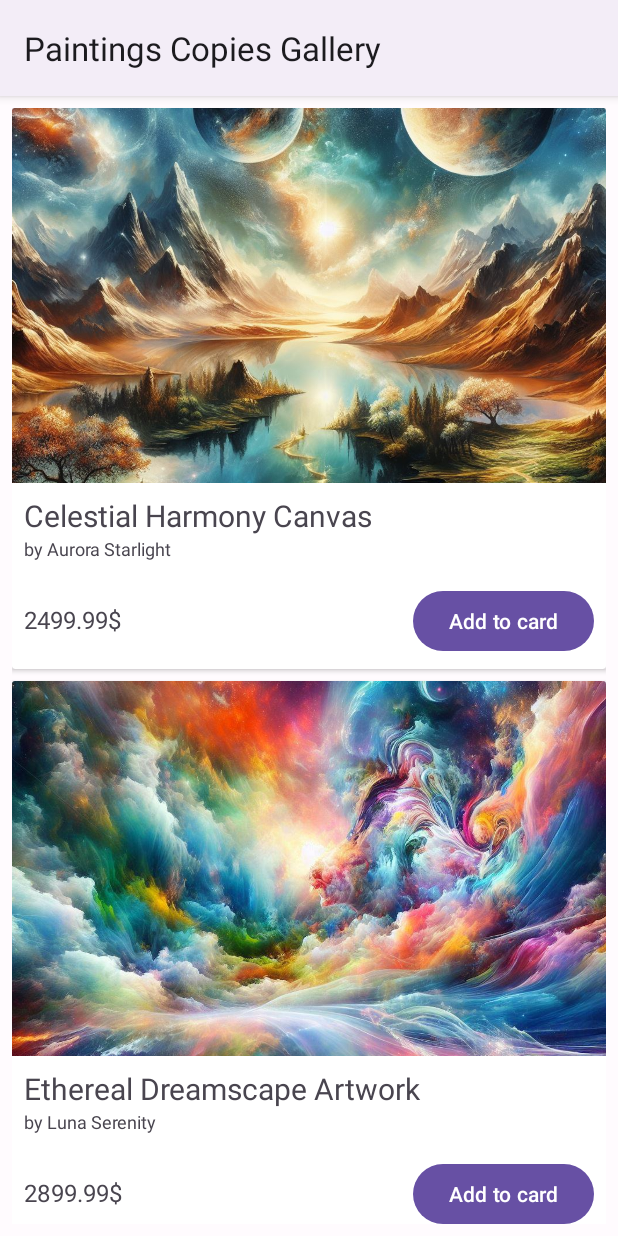
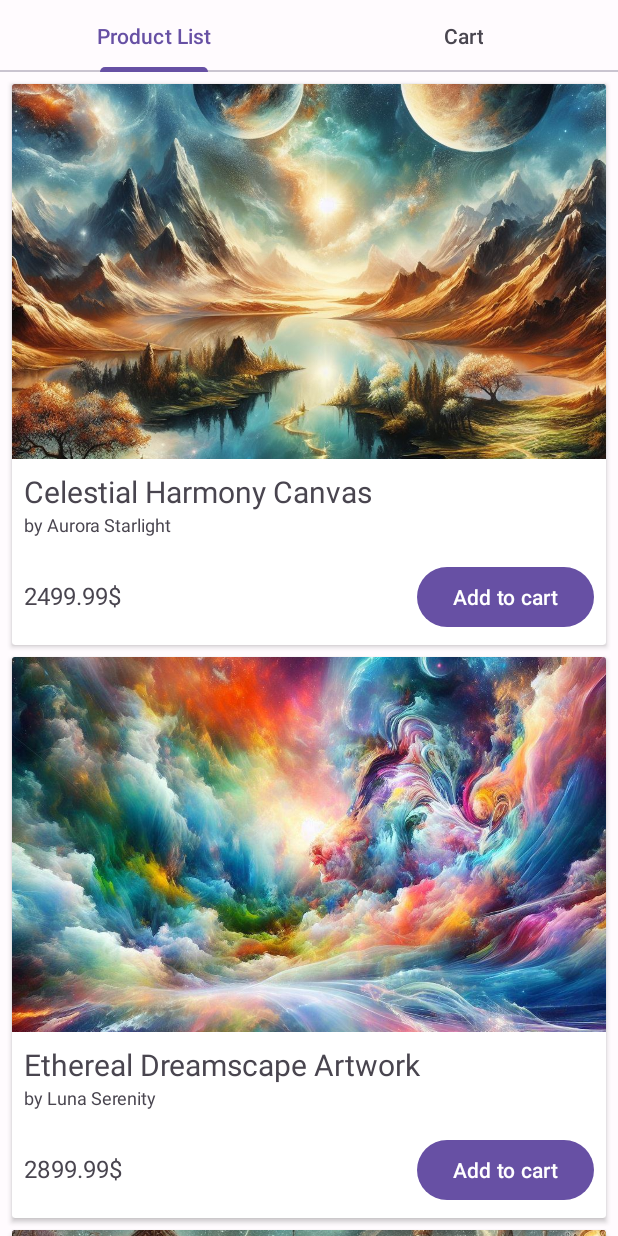
Before and after one commit to ushka1/android, an Android app: the screen it shows after launch (ProductListActivity before the commit, MainActivity after it), on a phone screen of 412 x 824 dp. Run offline under Robolectric (Android 15) with nearby library versions, the phone set to English and light mode, and no system bars.

Commit message:
add list/cart tabs

```diff
--- a/exercise5-shopping/Shopping/app/src/main/AndroidManifest.xml
+++ b/exercise5-shopping/Shopping/app/src/main/AndroidManifest.xml
@@ -13,7 +13,7 @@
         android:theme="@style/Theme.Shopping"
         tools:targetApi="31">
         <activity
-            android:name=".ProductListActivity"
+            android:name=".MainActivity"
             android:exported="true">
             <intent-filter>
                 <action android:name="android.intent.action.MAIN" />
--- /dev/null
+++ b/exercise5-shopping/Shopping/app/src/main/java/com/example/shopping/MainActivity.kt
@@ -0,0 +1,22 @@
+package com.example.shopping
+
+import android.os.Bundle
+import androidx.appcompat.app.AppCompatActivity
+import androidx.viewpager.widget.ViewPager
+import com.google.android.material.tabs.TabLayout
+
+class MainActivity : AppCompatActivity() {
+    override fun onCreate(savedInstanceState: Bundle?) {
+        super.onCreate(savedInstanceState)
+        setContentView(R.layout.activity_main)
+
+        val viewPager: ViewPager = findViewById(R.id.main_view_pager)
+        val tabLayout: TabLayout = findViewById(R.id.main_tab_layout)
+
+        val adapter = MainPagerAdapter(supportFragmentManager)
+        viewPager.adapter = adapter
+
+        tabLayout.setupWithViewPager(viewPager)
+    }
+
+}
--- /dev/null
+++ b/exercise5-shopping/Shopping/app/src/main/java/com/example/shopping/MainPagerAdapter.kt
@@ -0,0 +1,31 @@
+package com.example.shopping
+
+import androidx.fragment.app.Fragment
+import androidx.fragment.app.FragmentManager
+import androidx.fragment.app.FragmentPagerAdapter
+import com.example.shopping.cart.CartFragment
+import com.example.shopping.product.ProductListFragment
+
+class MainPagerAdapter(fragmentManager: FragmentManager) : FragmentPagerAdapter(fragmentManager) {
+
+    override fun getItem(position: Int): Fragment {
+        return when (position) {
+            0 -> ProductListFragment()
+            1 -> CartFragment()
+            else -> throw IllegalArgumentException("Invalid position: $position")
+        }
+    }
+
+    override fun getCount(): Int {
+        return 2
+    }
+
+    override fun getPageTitle(position: Int): CharSequence? {
+        return when (position) {
+            0 -> "Product List"
+            1 -> "Cart"
+            else -> null
+        }
+    }
+
+}
--- a/exercise5-shopping/Shopping/app/src/main/java/com/example/shopping/ProductDetailsActivity.kt
+++ b/exercise5-shopping/Shopping/app/src/main/java/com/example/shopping/ProductDetailsActivity.kt
@@ -2,7 +2,7 @@ package com.example.shopping
 
 import android.os.Bundle
 import androidx.appcompat.app.AppCompatActivity
-import com.example.shopping.productdetails.ProductDetailsFragment
+import com.example.shopping.product.ProductDetailsFragment
 
 class ProductDetailsActivity : AppCompatActivity() {
 
@@ -10,7 +10,7 @@ class ProductDetailsActivity : AppCompatActivity() {
         super.onCreate(savedInstanceState)
         setContentView(R.layout.activity_product_details)
 
-        title = "Painting Details"
+        title = "Product Details"
 
         val productId = intent.getStringExtra("productId")
         if (productId != null) {
--- a/exercise5-shopping/Shopping/app/src/main/java/com/example/shopping/ProductListActivity.kt
+++ /dev/null
@@ -1,37 +0,0 @@
-package com.example.shopping
-
-import android.os.Bundle
-import androidx.appcompat.app.AppCompatActivity
-import androidx.core.content.ContextCompat
-import androidx.recyclerview.widget.DividerItemDecoration
-import androidx.recyclerview.widget.LinearLayoutManager
-import androidx.recyclerview.widget.RecyclerView
-import com.example.shopping.product.ProductAdapter
-import com.example.shopping.product.ProductRepository
-
-class ProductListActivity : AppCompatActivity() {
-    override fun onCreate(savedInstanceState: Bundle?) {
-        super.onCreate(savedInstanceState)
-        setContentView(R.layout.activity_product_list)
-
-        title = "Paintings Copies Gallery"
-
-        val productRecyclerView = findViewById<RecyclerView>(R.id.product_recycler_view)
-        val productLayoutManger = LinearLayoutManager(this)
-        productRecyclerView.layoutManager = productLayoutManger
-
-        val productList = ProductRepository.getInstance().getAllProducts()
-        val adapter = ProductAdapter(productList)
-        productRecyclerView.adapter = adapter
-
-        val dividerDrawable = ContextCompat.getDrawable(this, R.drawable.line_divider)
-        val dividerItemDecoration = DividerItemDecoration(
-            productRecyclerView.context,
-            productLayoutManger.orientation
-        )
-        if (dividerDrawable != null) {
-            dividerItemDecoration.setDrawable(dividerDrawable)
-        }
-        productRecyclerView.addItemDecoration(dividerItemDecoration)
-    }
-}
--- /dev/null
+++ b/exercise5-shopping/Shopping/app/src/main/java/com/example/shopping/cart/CartAdapter.java
@@ -0,0 +1,5 @@
+package com.example.shopping.cart;
+
+public class CartAdapter {
+
+}
--- /dev/null
+++ b/exercise5-shopping/Shopping/app/src/main/java/com/example/shopping/cart/CartFragment.kt
@@ -0,0 +1,19 @@
+package com.example.shopping.cart
+
+import android.os.Bundle
+import android.view.LayoutInflater
+import android.view.View
+import android.view.ViewGroup
+import androidx.fragment.app.Fragment
+import com.example.shopping.R
+
+class CartFragment : Fragment() {
+
+    override fun onCreateView(
+        inflater: LayoutInflater, container: ViewGroup?,
+        savedInstanceState: Bundle?
+    ): View? {
+        return inflater.inflate(R.layout.fragment_cart, container, false)
+    }
+
+}
--- a/exercise5-shopping/Shopping/app/src/main/java/com/example/shopping/productdetails/ProductDetailsFragment.kt
+++ b/exercise5-shopping/Shopping/app/src/main/java/com/example/shopping/product/ProductDetailsFragment.kt
@@ -1,4 +1,4 @@
-package com.example.shopping.productdetails
+package com.example.shopping.product
 
 import android.os.Bundle
 import android.view.LayoutInflater
@@ -10,7 +10,6 @@ import android.widget.TextView
 import androidx.core.content.ContextCompat
 import androidx.fragment.app.Fragment
 import com.example.shopping.R
-import com.example.shopping.product.ProductRepository
 
 class ProductDetailsFragment : Fragment() {
 
--- /dev/null
+++ b/exercise5-shopping/Shopping/app/src/main/java/com/example/shopping/product/ProductListFragment.kt
@@ -0,0 +1,42 @@
+package com.example.shopping.product
+
+import android.os.Bundle
+import android.view.LayoutInflater
+import android.view.View
+import android.view.ViewGroup
+import androidx.fragment.app.Fragment
+import androidx.recyclerview.widget.LinearLayoutManager
+import androidx.recyclerview.widget.RecyclerView
+import com.example.shopping.R
+
+class ProductListFragment : Fragment() {
+
+    override fun onCreateView(
+        inflater: LayoutInflater,
+        container: ViewGroup?,
+        savedInstanceState: Bundle?
+    ): View? {
+        val view = inflater.inflate(R.layout.fragment_product_list, container, false)
+
+        val productRecyclerView = view.findViewById<RecyclerView>(R.id.product_recycler_view)
+        val productLayoutManger = LinearLayoutManager(context)
+        productRecyclerView.layoutManager = productLayoutManger
+
+        val productList = ProductRepository.getInstance().getAllProducts()
+        val adapter = ProductAdapter(productList)
+        productRecyclerView.adapter = adapter
+
+//        val dividerDrawable = ContextCompat.getDrawable(view.context, R.drawable.line_divider)
+//        val dividerItemDecoration = DividerItemDecoration(
+//            productRecyclerView.context,
+//            productLayoutManger.orientation
+//        )
+//        if (dividerDrawable != null) {
+//            dividerItemDecoration.setDrawable(dividerDrawable)
+//        }
+//        productRecyclerView.addItemDecoration(dividerItemDecoration, -1)
+
+        return view
+    }
+
+}
--- /dev/null
+++ b/exercise5-shopping/Shopping/app/src/main/res/layout/activity_main.xml
@@ -0,0 +1,20 @@
+<?xml version="1.0" encoding="utf-8"?>
+<LinearLayout xmlns:android="http://schemas.android.com/apk/res/android"
+    xmlns:tools="http://schemas.android.com/tools"
+    android:layout_width="match_parent"
+    android:layout_height="match_parent"
+    android:orientation="vertical"
+    tools:context=".MainActivity">
+
+    <com.google.android.material.tabs.TabLayout
+        android:id="@+id/main_tab_layout"
+        android:layout_width="match_parent"
+        android:layout_height="wrap_content" />
+
+    <androidx.viewpager.widget.ViewPager
+        android:id="@+id/main_view_pager"
+        android:layout_width="match_parent"
+        android:layout_height="0dp"
+        android:layout_weight="1" />
+
+</LinearLayout>
--- a/exercise5-shopping/Shopping/app/src/main/res/layout/fragment_product_details.xml
+++ b/exercise5-shopping/Shopping/app/src/main/res/layout/fragment_product_details.xml
@@ -70,7 +70,7 @@
                     android:layout_width="0dp"
                     android:layout_height="wrap_content"
                     android:layout_weight="1"
-                    android:text="Add to card" />
+                    android:text="Add to cart" />
 
             </LinearLayout>
 
--- a/exercise5-shopping/Shopping/app/src/main/res/layout/activity_product_list.xml
+++ b/exercise5-shopping/Shopping/app/src/main/res/layout/fragment_product_list.xml
@@ -1,16 +1,13 @@
 <?xml version="1.0" encoding="utf-8"?>
-<LinearLayout xmlns:android="http://schemas.android.com/apk/res/android"
+<RelativeLayout xmlns:android="http://schemas.android.com/apk/res/android"
     xmlns:tools="http://schemas.android.com/tools"
     android:layout_width="match_parent"
-    android:layout_height="match_parent"
-    android:orientation="vertical"
-    tools:context=".ProductListActivity">
+    android:layout_height="match_parent">
 
     <androidx.recyclerview.widget.RecyclerView
         android:id="@+id/product_recycler_view"
         android:layout_width="match_parent"
         android:layout_height="match_parent"
-        android:padding="8dp"
         tools:listitem="@layout/item_product" />
 
-</LinearLayout>
+</RelativeLayout>
--- a/exercise5-shopping/Shopping/app/src/main/res/layout/item_product.xml
+++ b/exercise5-shopping/Shopping/app/src/main/res/layout/item_product.xml
@@ -4,6 +4,8 @@
     android:layout_height="wrap_content"
     android:elevation="4dp"
     android:clickable="true"
+    android:layout_marginTop="8dp"
+    android:layout_marginHorizontal="8dp"
     android:foreground="?android:attr/selectableItemBackground">
 
     <LinearLayout
@@ -57,7 +59,7 @@
                     android:layout_height="wrap_content"
                     android:layout_alignParentTop="true"
                     android:layout_alignParentEnd="true"
-                    android:text="Add to card" />
+                    android:text="Add to cart" />
 
             </RelativeLayout>
 
--- a/exercise5-shopping/Shopping/app/src/main/res/values-night/themes.xml
+++ b/exercise5-shopping/Shopping/app/src/main/res/values-night/themes.xml
@@ -1,6 +1,6 @@
 <resources>
 
-    <style name="Base.Theme.Shopping" parent="Theme.Material3.Dark">
+    <style name="Base.Theme.Shopping" parent="Theme.Material3.Dark.NoActionBar">
         <item name="colorPrimary">@color/md_theme_dark_primary</item>
         <item name="colorOnPrimary">@color/md_theme_dark_onPrimary</item>
         <item name="colorPrimaryContainer">@color/md_theme_dark_primaryContainer</item>
--- a/exercise5-shopping/Shopping/app/src/main/res/values/themes.xml
+++ b/exercise5-shopping/Shopping/app/src/main/res/values/themes.xml
@@ -1,6 +1,6 @@
 <resources>
 
-    <style name="Base.Theme.Shopping" parent="Theme.Material3.Light">
+    <style name="Base.Theme.Shopping" parent="Theme.Material3.Light.NoActionBar">
         <item name="colorPrimary">@color/md_theme_light_primary</item>
         <item name="colorOnPrimary">@color/md_theme_light_onPrimary</item>
         <item name="colorPrimaryContainer">@color/md_theme_light_primaryContainer</item>
@@ -29,6 +29,8 @@
         <item name="colorPrimaryInverse">@color/md_theme_light_inversePrimary</item>
     </style>
 
-    <style name="Theme.Shopping" parent="Base.Theme.Shopping" />
+    <style name="Theme.Shopping" parent="Base.Theme.Shopping">
+        <item name="android:statusBarColor">@android:color/transparent</item>
+    </style>
 
 </resources>
```
Also changed, not shown: exercise5-shopping/Shopping/app/src/main/java/com/example/shopping/cart/Cart.kt (+24 -5 lines), exercise5-shopping/Shopping/app/src/main/java/com/example/shopping/cart/CartViewModel.kt (+34 -0 lines), exercise5-shopping/Shopping/app/src/main/res/layout/fragment_cart.xml (added, +13 -0 lines).
